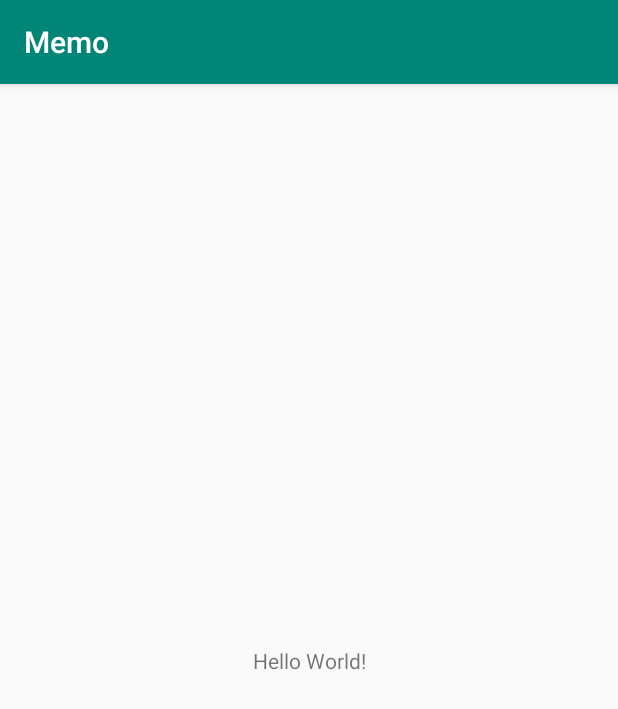
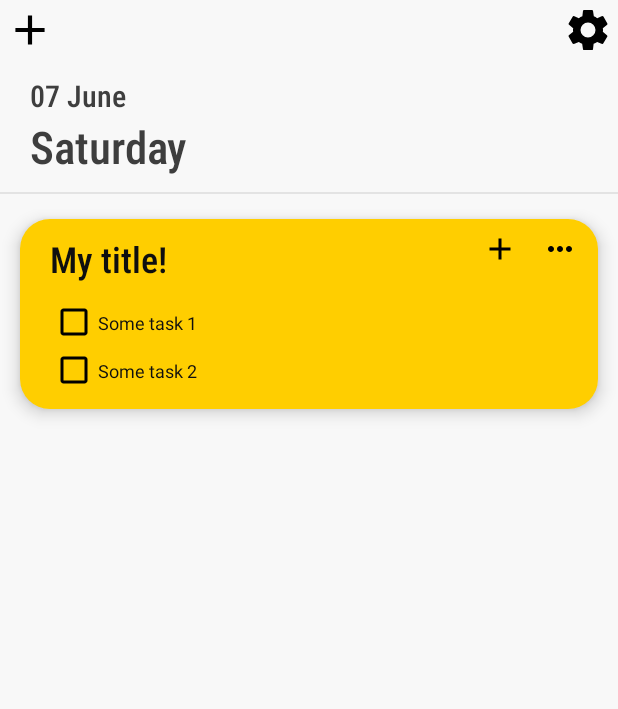
Before and after one commit to chervonyi/memo-android, an Android app: the screen it shows after launch (MainActivity before the commit, ListActivity after it), on a phone screen of 412 x 824 dp. Shown: the top 709 px of the screen. Run offline under Robolectric (Android 15) with nearby library versions, the phone set to English and light mode, and no system bars.

Commit message:
Add view of ListActivity

```diff
--- a/app/src/main/java/chrapps/memo/MainActivity.kt
+++ /dev/null
@@ -1,12 +0,0 @@
-package chrapps.memo
-
-import android.support.v7.app.AppCompatActivity
-import android.os.Bundle
-
-class MainActivity : AppCompatActivity() {
-
-    override fun onCreate(savedInstanceState: Bundle?) {
-        super.onCreate(savedInstanceState)
-        setContentView(R.layout.activity_main)
-    }
-}
--- /dev/null
+++ b/app/src/main/java/chrapps/memo/activities/ListActivity.kt
@@ -0,0 +1,29 @@
+package chrapps.memo.activities
+
+import android.support.v7.app.AppCompatActivity
+import android.os.Bundle
+import android.widget.LinearLayout
+import chrapps.memo.R
+import chrapps.memo.views.CardView
+
+class ListActivity : AppCompatActivity() {
+
+    // UI
+    private lateinit var listContainer: LinearLayout
+
+    override fun onCreate(savedInstanceState: Bundle?) {
+        super.onCreate(savedInstanceState)
+        setContentView(R.layout.activity_list)
+
+        listContainer = findViewById(R.id.card_container)
+
+        test()
+    }
+
+
+    private fun test() {
+
+        var cardView = CardView(this)
+        listContainer.addView(cardView)
+    }
+}
--- /dev/null
+++ b/app/src/main/java/chrapps/memo/views/CardView.kt
@@ -0,0 +1,77 @@
+package chrapps.memo.views
+
+import android.content.Context
+import android.support.v4.content.ContextCompat
+import android.util.AttributeSet
+import android.view.View
+import android.widget.CheckBox
+import android.widget.LinearLayout
+import android.widget.TextView
+import chrapps.memo.R
+
+
+class CardView : LinearLayout {
+
+    private val mContext: Context
+
+    constructor(context: Context): super(context) {
+        mContext = context
+        render()
+    }
+
+    constructor(context: Context, attrs: AttributeSet?) : super(context, attrs) {
+        mContext = context
+        render()
+    }
+
+    constructor(context: Context, attrs: AttributeSet?, defStyleAttr: Int) : super(context, attrs, defStyleAttr) {
+        mContext = context
+        render()
+    }
+
+
+    private fun render() {
+
+        View.inflate(mContext, R.layout.card_view, this)
+
+        val title: TextView = findViewById(R.id.title)
+        title.text = "My title!"
+
+        setBackgroundResource(R.drawable.card_yellow)
+
+        val params = LayoutParams(LayoutParams.MATCH_PARENT, LayoutParams.WRAP_CONTENT)
+        params.setMargins(20, 10, 20, 20)
+        layoutParams = params
+
+
+
+        val taskContainer: LinearLayout = findViewById(R.id.tasks_container)
+
+        val strs = arrayOf("Some task 1", "Some task 2")
+
+        for (str in strs) {
+            val row = LinearLayout(mContext)
+            row.orientation = HORIZONTAL
+
+            // Customize task text
+            val task = TextView(mContext)
+            task.text = str
+            task.textSize = 8 * resources.displayMetrics.scaledDensity
+            task.setTextColor(ContextCompat.getColor(mContext, R.color.font_dark_content))
+
+            val checkBox = CheckBox(mContext, null, 0, R.style.CheckBoxDark)
+
+            row.addView(checkBox)
+            row.addView(task)
+            taskContainer.addView(row)
+        }
+
+        elevation = 10.0f
+
+
+        orientation = VERTICAL
+    }
+
+
+
+}
--- /dev/null
+++ b/app/src/main/res/drawable/card_yellow.xml
@@ -0,0 +1,6 @@
+<?xml version="1.0" encoding="utf-8"?>
+
+<shape xmlns:android="http://schemas.android.com/apk/res/android">
+    <solid android:color="@color/card_yellow_color"/>
+    <corners android:radius="20dp"/>
+</shape>
--- /dev/null
+++ b/app/src/main/res/drawable/ic_add_black.xml
@@ -0,0 +1,9 @@
+<vector xmlns:android="http://schemas.android.com/apk/res/android"
+        android:width="24dp"
+        android:height="24dp"
+        android:viewportWidth="24.0"
+        android:viewportHeight="24.0">
+    <path
+        android:fillColor="#FF000000"
+        android:pathData="M19,13h-6v6h-2v-6H5v-2h6V5h2v6h6v2z"/>
+</vector>
--- /dev/null
+++ b/app/src/main/res/drawable/ic_more_black.xml
@@ -0,0 +1,9 @@
+<vector xmlns:android="http://schemas.android.com/apk/res/android"
+        android:width="24dp"
+        android:height="24dp"
+        android:viewportWidth="24.0"
+        android:viewportHeight="24.0">
+    <path
+        android:fillColor="#FF000000"
+        android:pathData="M6,10c-1.1,0 -2,0.9 -2,2s0.9,2 2,2 2,-0.9 2,-2 -0.9,-2 -2,-2zM18,10c-1.1,0 -2,0.9 -2,2s0.9,2 2,2 2,-0.9 2,-2 -0.9,-2 -2,-2zM12,10c-1.1,0 -2,0.9 -2,2s0.9,2 2,2 2,-0.9 2,-2 -0.9,-2 -2,-2z"/>
+</vector>
--- /dev/null
+++ b/app/src/main/res/drawable/ic_settings_black.xml
@@ -0,0 +1,9 @@
+<vector xmlns:android="http://schemas.android.com/apk/res/android"
+        android:width="24dp"
+        android:height="24dp"
+        android:viewportWidth="24"
+        android:viewportHeight="24">
+    <path
+        android:fillColor="#FF000000"
+        android:pathData="M19.1,12.9a2.8,2.8 0,0 0,0.1 -0.9,2.8 2.8,0 0,0 -0.1,-0.9l2.1,-1.6a0.7,0.7 0,0 0,0.1 -0.6L19.4,5.5a0.7,0.7 0,0 0,-0.6 -0.2l-2.4,1a6.5,6.5 0,0 0,-1.6 -0.9l-0.4,-2.6a0.5,0.5 0,0 0,-0.5 -0.4H10.1a0.5,0.5 0,0 0,-0.5 0.4L9.3,5.4a5.6,5.6 0,0 0,-1.7 0.9l-2.4,-1a0.4,0.4 0,0 0,-0.5 0.2l-2,3.4c-0.1,0.2 0,0.4 0.2,0.6l2,1.6a2.8,2.8 0,0 0,-0.1 0.9,2.8 2.8,0 0,0 0.1,0.9L2.8,14.5a0.7,0.7 0,0 0,-0.1 0.6l1.9,3.4a0.7,0.7 0,0 0,0.6 0.2l2.4,-1a6.5,6.5 0,0 0,1.6 0.9l0.4,2.6a0.5,0.5 0,0 0,0.5 0.4h3.8a0.5,0.5 0,0 0,0.5 -0.4l0.3,-2.6a5.6,5.6 0,0 0,1.7 -0.9l2.4,1a0.4,0.4 0,0 0,0.5 -0.2l2,-3.4c0.1,-0.2 0,-0.4 -0.2,-0.6ZM12,15.6A3.6,3.6 0,1 1,15.6 12,3.6 3.6,0 0,1 12,15.6Z"/>
+</vector>
--- /dev/null
+++ b/app/src/main/res/layout/activity_list.xml
@@ -0,0 +1,86 @@
+<?xml version="1.0" encoding="utf-8"?>
+<android.support.constraint.ConstraintLayout
+        xmlns:android="http://schemas.android.com/apk/res/android"
+        xmlns:tools="http://schemas.android.com/tools"
+        xmlns:app="http://schemas.android.com/apk/res-auto"
+        android:layout_width="match_parent"
+        android:layout_height="match_parent"
+        tools:context=".activities.ListActivity">
+
+    <LinearLayout
+        android:layout_width="match_parent"
+        android:layout_height="match_parent"
+        android:background="@color/background"
+        android:orientation="vertical">
+
+        <RelativeLayout
+            android:layout_width="match_parent"
+            android:layout_height="@dimen/header_size">
+
+            <ImageButton
+                android:layout_width="@dimen/icon_size"
+                android:layout_height="@dimen/icon_size"
+                android:padding="3dp"
+                android:scaleType="centerCrop"
+                android:src="@drawable/ic_add_black"
+                android:background="@null"/>
+
+            <ImageButton
+                android:layout_width="@dimen/icon_size"
+                android:layout_height="@dimen/icon_size"
+                android:layout_alignParentEnd="true"
+                android:padding="3dp"
+                android:scaleType="centerCrop"
+                android:src="@drawable/ic_settings_black"
+                android:background="@null"/>
+
+        </RelativeLayout>
+
+        <LinearLayout
+            android:layout_width="match_parent"
+            android:layout_height="wrap_content"
+            android:paddingStart="20dp"
+            android:paddingTop="10dp"
+            android:paddingBottom="10dp"
+            android:orientation="vertical"
+            tools:ignore="RtlSymmetry">
+
+            <TextView
+                android:layout_width="match_parent"
+                android:layout_height="wrap_content"
+                android:fontFamily="sans-serif-condensed-medium"
+                android:text="07 June"
+                android:textColor="@color/font"
+                android:textSize="20sp" />
+
+            <TextView
+                android:layout_width="match_parent"
+                android:layout_height="wrap_content"
+                android:fontFamily="sans-serif-condensed-medium"
+                android:text="Saturday"
+                android:textColor="@color/font"
+                android:textSize="30sp" />
+        </LinearLayout>
+
+        <View
+            android:layout_width="match_parent"
+            android:layout_height="1dp"
+            android:background="@color/border_color"/>
+
+        <ScrollView
+            android:id="@+id/scroll_view"
+            android:layout_width="match_parent"
+            android:layout_height="match_parent"
+            android:scrollbars="none">
+
+            <LinearLayout
+                android:id="@+id/card_container"
+                android:layout_width="match_parent"
+                android:layout_height="wrap_content"
+                android:paddingTop="10dp"
+                android:orientation="vertical"/>
+        </ScrollView>
+
+    </LinearLayout>
+
+</android.support.constraint.ConstraintLayout>
--- a/app/src/main/res/layout/activity_main.xml
+++ /dev/null
@@ -1,21 +0,0 @@
-<?xml version="1.0" encoding="utf-8"?>
-<android.support.constraint.ConstraintLayout
-        xmlns:android="http://schemas.android.com/apk/res/android"
-        xmlns:tools="http://schemas.android.com/tools"
-        xmlns:app="http://schemas.android.com/apk/res-auto"
-        android:layout_width="match_parent"
-        android:layout_height="match_parent"
-        tools:context=".MainActivity">
-
-    <TextView
-            android:layout_width="wrap_content"
-            android:layout_height="wrap_content"
-            android:text="Hello World!"
-            app:layout_constraintBottom_toBottomOf="parent"
-            app:layout_constraintLeft_toLeftOf="parent"
-            app:layout_constraintRight_toRightOf="parent"
-            app:layout_constraintTop_toTopOf="parent"/>
-
-
-
-</android.support.constraint.ConstraintLayout>
--- /dev/null
+++ b/app/src/main/res/layout/card_view.xml
@@ -0,0 +1,51 @@
+<?xml version="1.0" encoding="utf-8"?>
+<android.support.constraint.ConstraintLayout
+    xmlns:android="http://schemas.android.com/apk/res/android"
+    xmlns:tools="http://schemas.android.com/tools"
+    android:layout_width="match_parent"
+    android:layout_height="match_parent">
+
+    <RelativeLayout
+        android:layout_width="match_parent"
+        android:layout_height="match_parent">
+
+        <ImageButton
+            android:id="@+id/button_add"
+            android:layout_width="@dimen/icon_size"
+            android:layout_height="@dimen/icon_size"
+            android:layout_toStartOf="@id/button_card_option"
+            android:src="@drawable/ic_add_black"
+            android:background="@null"/>
+
+        <ImageButton
+            android:id="@+id/button_card_option"
+            android:layout_width="@dimen/icon_size"
+            android:layout_height="@dimen/icon_size"
+            android:layout_alignParentEnd="true"
+            android:layout_marginEnd="5dp"
+            android:src="@drawable/ic_more_black"
+            android:background="@null"/>
+
+        <TextView
+            android:id="@+id/title"
+            android:layout_width="match_parent"
+            android:layout_height="wrap_content"
+            android:textSize="24sp"
+            android:layout_marginTop="10dp"
+            android:layout_marginStart="20dp"
+            android:fontFamily="sans-serif-condensed-medium"
+            android:textColor="@color/font_dark_content"
+            android:text="Shopping"/>
+
+        <LinearLayout
+            android:id="@+id/tasks_container"
+            android:layout_width="match_parent"
+            android:layout_height="match_parent"
+            android:layout_below="@id/title"
+            android:layout_marginTop="10dp"
+            android:paddingStart="20dp"
+            android:layout_marginBottom="10dp"
+            tools:ignore="RtlSymmetry"
+            android:orientation="vertical"/>
+    </RelativeLayout>
+</android.support.constraint.ConstraintLayout>
--- a/app/src/main/res/values/colors.xml
+++ b/app/src/main/res/values/colors.xml
@@ -1,6 +1,22 @@
 <?xml version="1.0" encoding="utf-8"?>
 <resources>
-    <color name="colorPrimary">#008577</color>
-    <color name="colorPrimaryDark">#00574B</color>
-    <color name="colorAccent">#D81B60</color>
+
+    <!-- Constants -->
+    <color name="card_yellow_color">#FFCE00</color>
+    <color name="card_yellow_violet">#2F0065</color>
+    <color name="transparent">#00FFFFFF</color>
+
+
+    <!-- Light -->
+    <color name="background">#F8F8F8</color>
+    <color name="font">#3E3E3E</color>
+    <color name="font_dark_content">#0F0F0F</color>
+    <color name="font_white_content">#FFF</color>
+    <color name="border_color">#E3E3E3</color>
+
+
+    <!-- Others -->
+    <color name="colorPrimary">#0F0F0F</color>
+    <color name="colorPrimaryDark">#0F0F0F</color>
+    <color name="colorAccent">#0F0F0F</color>
 </resources>
--- /dev/null
+++ b/app/src/main/res/values/dimension.xml
@@ -0,0 +1,5 @@
+<?xml version="1.0" encoding="utf-8"?>
+<resources>
+    <dimen name="header_size">40dp</dimen>
+    <dimen name="icon_size">40dp</dimen>
+</resources>
--- a/app/src/main/res/values/styles.xml
+++ b/app/src/main/res/values/styles.xml
@@ -2,10 +2,22 @@
 
     <!-- Base application theme. -->
     <style name="AppTheme" parent="Theme.AppCompat.Light.DarkActionBar">
+        <item name="windowNoTitle">true</item>
         <!-- Customize your theme here. -->
         <item name="colorPrimary">@color/colorPrimary</item>
-        <item name="colorPrimaryDark">@color/colorPrimaryDark</item>
+        <item name="colorPrimaryDark">@color/colorAccent</item>
         <item name="colorAccent">@color/colorAccent</item>
+
+    </style>
+
+
+
+    <style name="CheckBoxDark" parent="Widget.AppCompat.CompoundButton.CheckBox">
+        <item name="android:buttonTint">#000</item>
+    </style>
+
+    <style name="CheckBoxLight" parent="Widget.AppCompat.CompoundButton.CheckBox">
+        <item name="android:buttonTint">#FFF</item>
     </style>
 
 </resources>
```
Also changed, not shown: app/src/main/AndroidManifest.xml (+5 -3 lines).
